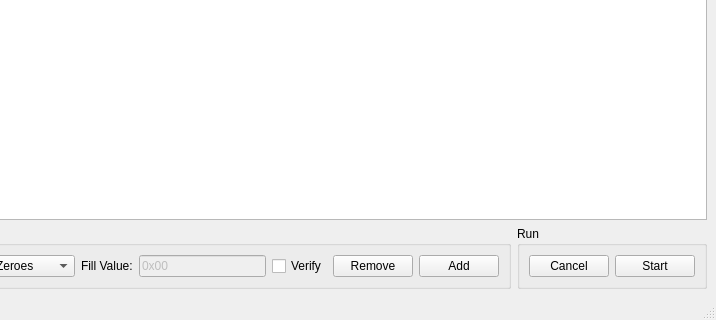
Old version of the form TunkioGUI/MainWindow.ui in the repository visuve/Tunkio; both pictures show x 84 to 800 and y 280 to 600 of the 800 by 600 pixel window.
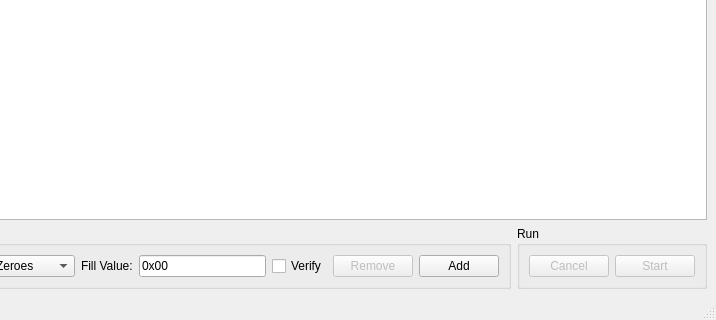
New version of the form.

```diff
--- a/TunkioGUI/MainWindow.ui
+++ b/TunkioGUI/MainWindow.ui
@@ -100,11 +100,14 @@
        <item>
         <widget class="QLineEdit" name="lineEditFillValue">
          <property name="enabled">
-          <bool>false</bool>
+          <bool>true</bool>
          </property>
          <property name="text">
           <string>0x00</string>
          </property>
+         <property name="readOnly">
+          <bool>true</bool>
+         </property>
         </widget>
        </item>
        <item>
@@ -116,6 +119,9 @@
        </item>
        <item>
         <widget class="QPushButton" name="pushButtonRemovePass">
+         <property name="enabled">
+          <bool>false</bool>
+         </property>
          <property name="text">
           <string>Remove</string>
          </property>
@@ -139,6 +145,9 @@
       <layout class="QHBoxLayout" name="horizontalLayout_2">
        <item>
         <widget class="QPushButton" name="pushButtonCancel">
+         <property name="enabled">
+          <bool>false</bool>
+         </property>
          <property name="text">
           <string>Cancel</string>
          </property>
@@ -146,6 +155,9 @@
        </item>
        <item>
         <widget class="QPushButton" name="pushButtonStart">
+         <property name="enabled">
+          <bool>false</bool>
+         </property>
          <property name="text">
           <string>Start</string>
          </property>
```
Left out of the diff: 8 changed lines with no effect on the pictures.
